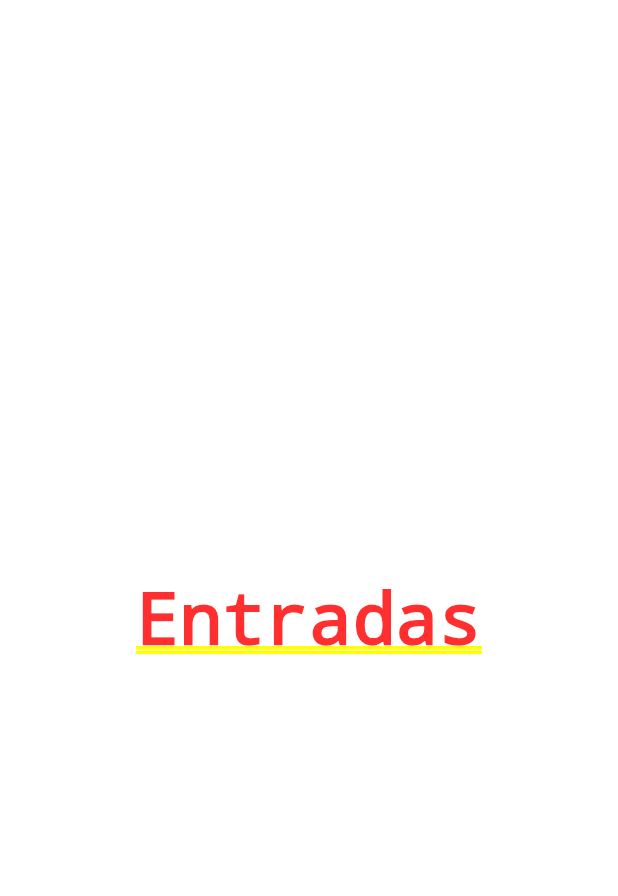
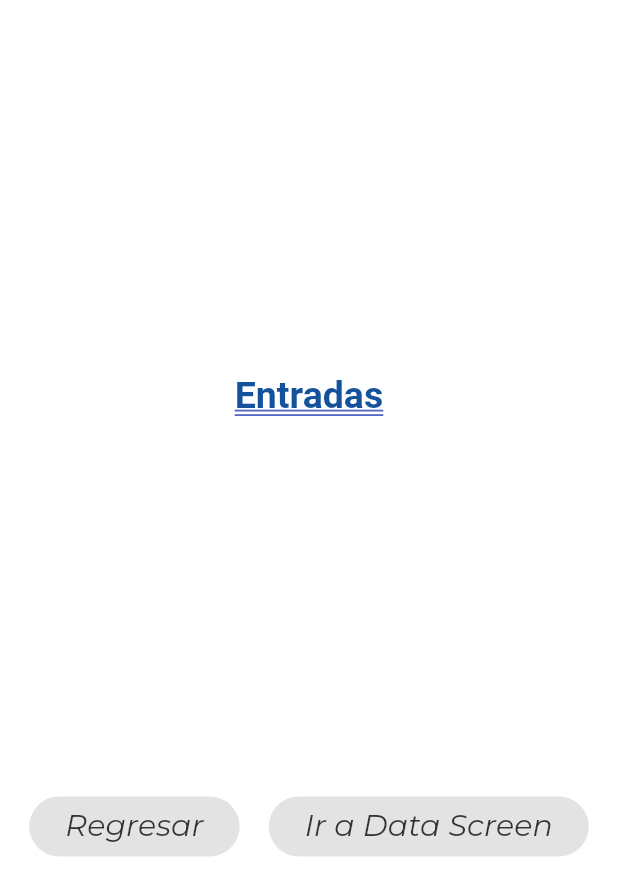
Before and after one commit to Lawitadelimon/componentes_flutter, a Flutter app: the screen it shows after launch, after a tap on "Entradas", on a phone screen of 412 x 824 dp. Shown: the top 896 px of the screen. Run offline on Flutter 3.47's test engine with Material 3 defaults, Android fonts, the phone set to English and light mode, and no system bars; our stand-ins replace google_fonts.

Commit message:
Initial widgets on Inputs Screen

```diff
--- /dev/null
+++ b/lib/screens/data_screen.dart
@@ -0,0 +1,12 @@
+import 'package:flutter/material.dart';
+
+class DataScreen extends StatelessWidget {
+  const DataScreen({super.key});
+
+  @override
+  Widget build(BuildContext context) {
+    return const Center(
+      child: Text('Data Screen'),
+    );
+  }
+}
--- a/lib/screens/inputs_screen.dart
+++ b/lib/screens/inputs_screen.dart
@@ -1,4 +1,5 @@
 import 'package:flutter/material.dart';
+import 'package:practica3/theme/app_theme.dart';
 
 class InputsScreen extends StatefulWidget {
   const InputsScreen({super.key});
@@ -10,8 +11,30 @@ class InputsScreen extends StatefulWidget {
 class _InputsScreenState extends State<InputsScreen> {
   @override
   Widget build(BuildContext context) {
-    return const Center(
-      child: Text('Entradas'),
+    return Column(
+      mainAxisAlignment: MainAxisAlignment.spaceEvenly,
+      children: [
+          Text('Entradas',
+          style: AppTheme.lightTheme.textTheme.headlineLarge,
+        ),
+            Row(
+              mainAxisAlignment: MainAxisAlignment.spaceEvenly,
+              children: [
+              ElevatedButton(
+              onPressed: (null),
+              child: Text('Regresar',
+              style: AppTheme.lightTheme.textTheme.bodySmall,
+              ),
+              ),
+              ElevatedButton(
+              onPressed: (null),
+              child: Text('Ir a Data Screen',
+              style: AppTheme.lightTheme.textTheme.bodySmall
+              ),
+            ),
+          ],
+        ),
+      ],
     );
   }
 }
--- a/lib/theme/app_theme.dart
+++ b/lib/theme/app_theme.dart
@@ -18,7 +18,7 @@ class AppTheme{
         fontSize: 25.0,
         fontWeight: FontWeight.bold,
         decoration: TextDecoration.underline,
-        decorationColor: Color.fromARGB(225, 59, 85, 188),
+        decorationColor: const Color.fromARGB(225, 59, 85, 188),
         decorationStyle: TextDecorationStyle.double,
         decorationThickness: 1.0,
         fontStyle: FontStyle.normal
@@ -31,6 +31,8 @@ class AppTheme{
         fontStyle: FontStyle.italic
 
       ),
+
+
     ),
   );
 }
```
